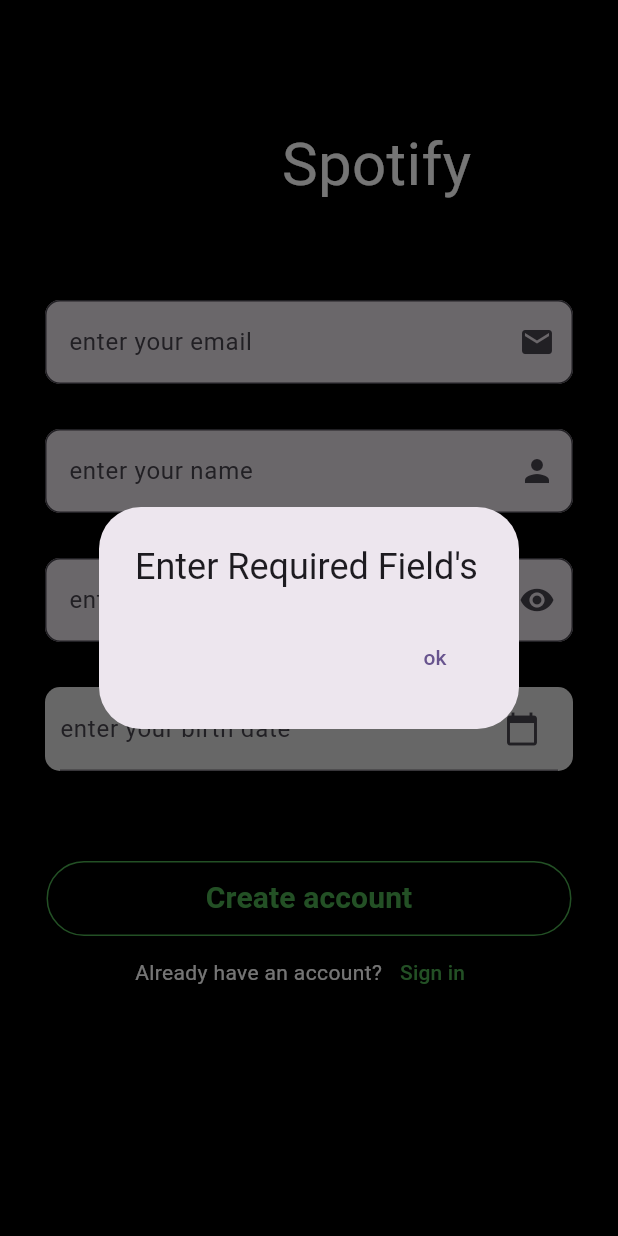
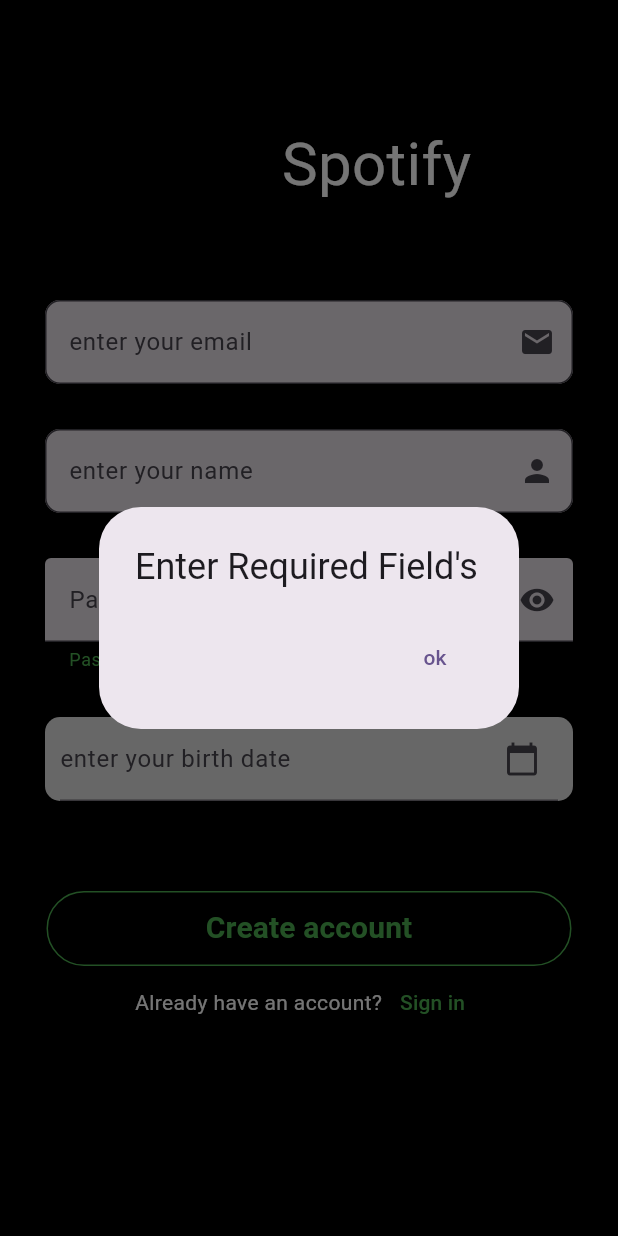
Before and after one commit to sakshisukhani26/spotify, a Flutter app: the Signin screen opened directly, after a tap on "Create account", on a phone screen of 412 x 824 dp. Run offline on Flutter 3.47's test engine with Material 3 defaults, Android fonts, the phone set to English and light mode, and no system bars; our stand-ins replace datetime_picker_formfield_new, flutter_sticky_header, shared_preferences; accounts and stored records are empty; network calls fail.

Commit message:
save changes

```diff
--- a/lib/UiHelper.dart
+++ b/lib/UiHelper.dart
@@ -45,4 +45,5 @@ class UiHelper{
       );
     });
   }
+  static customPwd(){}
 }
--- a/lib/main.dart
+++ b/lib/main.dart
@@ -27,7 +27,7 @@ class MyApp extends StatelessWidget {
         colorScheme: ColorScheme.fromSeed(seedColor: Colors.deepPurple),
         useMaterial3: true,
       ),
-      home: SplashScreen2(),
+      home: Signin(),
       debugShowCheckedModeBanner: false,
     );
   }
--- a/lib/signin.dart
+++ b/lib/signin.dart
@@ -11,6 +11,7 @@ import 'package:spotify/login.dart';
 class Signin extends StatefulWidget {
   const Signin({super.key});
 
+
   @override
   State<Signin> createState() => _SigninState();
 }
@@ -19,6 +20,8 @@ class _SigninState extends State<Signin> {
   TextEditingController emailController = TextEditingController();
   TextEditingController nameController = TextEditingController();
   TextEditingController pwdController = TextEditingController();
+  TextEditingController dateController = TextEditingController();
+  bool passwordVisible=true;
   final format= DateFormat('yyy-mm-dd');
   DateTime date = DateTime.now();
   @override
@@ -43,25 +46,93 @@ class _SigninState extends State<Signin> {
               SizedBox(height: 30,),
               UiHelper.customTextField(nameController, "enter your name", Icons.person,Colors.grey),
               SizedBox(height: 30,),
-              UiHelper.customTextField(pwdController, "enter your password", Icons.visibility,Colors.grey,true),
+              // UiHelper.customTextField(pwdController, "enter your password", Icons.visibility,Colors.grey,true),
+              TextField(
+                controller: pwdController,
+                obscureText: passwordVisible,
+                decoration: InputDecoration(
+                  border: UnderlineInputBorder(),
+                  hintText: "Password",
+                  labelText: "Password",
+                  helperText:"Password must contain special character",
+                  helperStyle:TextStyle(color:Colors.green),
+                  suffixIcon: IconButton(
+                    icon: Icon(passwordVisible
+                        ? Icons.visibility
+                        : Icons.visibility_off),
+                    onPressed: () {
+                      setState(
+                            () {
+                          passwordVisible = !passwordVisible;
+                        },
+                      );
+                    },
+                  ),
+                  alignLabelWithHint: false,
+                  filled: true,
+                ),
+                keyboardType: TextInputType.visiblePassword,
+                textInputAction: TextInputAction.done,
+              ),
               SizedBox(height: 30,),
+              // Container(
+              //   child: Padding(
+              //     padding: const EdgeInsets.symmetric(horizontal: 10),
+              //     child: TextField(
+              //       controller: dateController,
+              //       decoration: InputDecoration(
+              //         labelText: 'DATE',
+              //         filled: true,
+              //         enabledBorder: OutlineInputBorder(
+              //           borderSide: BorderSide.none,
+              //         ),
+              //         focusedBorder: OutlineInputBorder(
+              //           borderSide: BorderSide(color: Colors.blue)
+              //         ),
+              //       ),
+              //       readOnly: true,
+              //       onTap: (){selectDate();},
+              //     ),
+              //   ),
+              // ),
+
+              // Container(
+              //   child: Padding(
+              //     padding: const EdgeInsets.symmetric(horizontal: 10),
+              //     child: DateTimeField(
+              //       onChanged: selectDate(),
+              //       controller: dateController,
+              //       format: format,
+              //       decoration: InputDecoration(
+              //         label: Text("enter your birth date"),
+              //         suffixIcon: Icon(Icons.calendar_today),
+              //       ),
+              //       onShowPicker: (context, currentValue) async{
+              //       final date = showDatePicker(context: context, firstDate: DateTime(1900), lastDate: DateTime(2100));
+              //       },style: TextStyle(backgroundColor: Colors.white)),
+              //   ),
+              //   decoration: BoxDecoration(
+              //     color: Colors.grey.shade300,
+              //     borderRadius: BorderRadius.circular(10)
+              //   ),
+              // ),
               Container(
                 child: Padding(
                   padding: const EdgeInsets.symmetric(horizontal: 10),
-                  child: DateTimeField(
-                    format: format,
+                  child: TextField(
                     decoration: InputDecoration(
-                      label: Text("enter your birth date"),
-                      suffixIcon: Icon(Icons.calendar_today),
+                              label: Text("enter your birth date"),
+                              suffixIcon: Icon(Icons.calendar_today),
                     ),
-                    onShowPicker: (context, currentValue) async{
-                    final date = showDatePicker(context: context, firstDate: DateTime(1900), lastDate: DateTime(2100));
-                    },style: TextStyle(backgroundColor: Colors.white)),
+                    controller: dateController,
+                    readOnly: true,
+                    onTap: () => onTapFunction(context: context),
+                  ),
                 ),
                 decoration: BoxDecoration(
-                  color: Colors.grey.shade300,
-                  borderRadius: BorderRadius.circular(10)
-                ),
+                      color: Colors.grey.shade300,
+                      borderRadius: BorderRadius.circular(10)
+                    ),
               ),
               SizedBox(height: 60,),
               SizedBox(
@@ -72,7 +143,7 @@ class _SigninState extends State<Signin> {
                     width:350,
                     child:
                     OutlinedButton(onPressed: (){
-                      signup(emailController.text.toString(), pwdController.text.toString(),nameController.text.toString());
+                      signup(emailController.text.toString(), pwdController.text.toString(),nameController.text.toString(),dateController.text.toString());
                       // Navigator.push(context, MaterialPageRoute(builder: (context)=>Login()));
                       },child:
                     Text("Create account",style: TextStyle(fontSize: 20,fontWeight: FontWeight.bold,color: Colors.green)),
@@ -97,12 +168,32 @@ class _SigninState extends State<Signin> {
 
     );
   }
-  signup(String email,String password,String name)async{
-    if(email=="" || password==""||name==""){
+  signup(String email,String password,String name,String date)async{
+    final bool emailValid =
+    RegExp(r"^[a-zA-Z0-9.a-zA-Z0-9.!#$%&'*+-/=?^_`{|}~]+@[a-zA-Z0-9]+\.[a-zA-Z]+")
+        .hasMatch(email);
+    if(email=="" || password==""||name==""||date==""){
       return UiHelper.CustomAlertBox(context, "Enter Required Field's");
     }
     else{
-      Navigator.push(context, MaterialPageRoute(builder: (context)=>Login()));
+      if(!emailValid)
+      {
+        return UiHelper.CustomAlertBox(context, "Enter Valid Email");
+      }
+      else {
+        Navigator.push(
+            context, MaterialPageRoute(builder: (context) => Login()));
+      }
     }
   }
+  onTapFunction({required BuildContext context}) async {
+    DateTime? pickedDate = await showDatePicker(
+      context: context,
+      lastDate: DateTime.now(),
+      firstDate: DateTime(2015),
+      initialDate: DateTime.now(),
+    );
+    if (pickedDate == null) return;
+    dateController.text = DateFormat('yyyy-MM-dd').format(pickedDate);
+  }
 }
```
Also changed, not shown: lib/Library.dart (+53 -3 lines).
